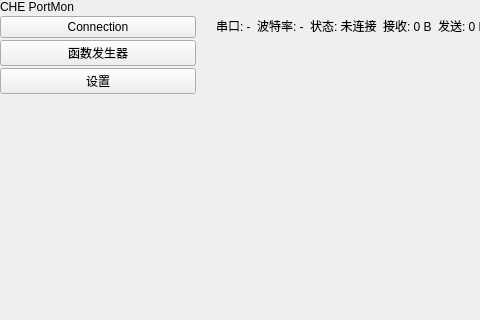
The window that ui/forms/main_window.ui (Sanqiuzhiji/CHE_PortMon) describes before a commit, drawn with Qt 5; both pictures show x 0 to 480 and y 0 to 320 of the 1360 by 860 pixel window.
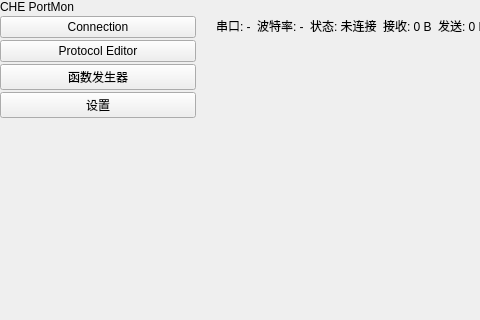
The same window after the commit.

What changed in the file:
```diff
--- a/ui/forms/main_window.ui
+++ b/ui/forms/main_window.ui
@@ -25,6 +25,7 @@
        <property name="bottomMargin"><number>16</number></property>
        <item><widget class="QLabel" name="appTitleLabel"><property name="text"><string>CHE PortMon</string></property></widget></item>
        <item><widget class="QPushButton" name="connectionNavButton"><property name="text"><string>Connection</string></property></widget></item>
+       <item><widget class="QPushButton" name="protocolEditorNavButton"><property name="text"><string>Protocol Editor</string></property></widget></item>
        <item><widget class="QPushButton" name="functionNavButton"><property name="text"><string>函数发生器</string></property></widget></item>
        <item><widget class="QPushButton" name="settingsNavButton"><property name="text"><string>设置</string></property></widget></item>
        <item><spacer name="sidebarSpacer"><property name="orientation"><enum>Qt::Vertical</enum></property><property name="sizeHint"><size><width>20</width><height>40</height></size></property></spacer></item>
```
